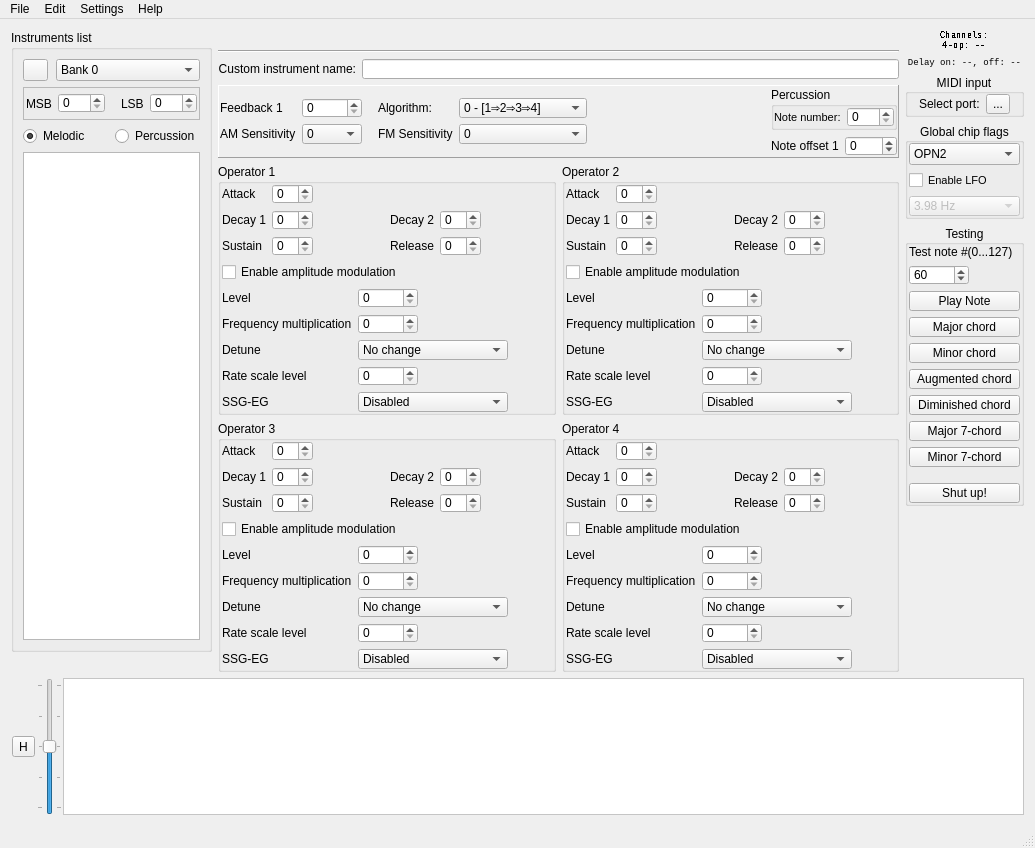
Wohlstand/OPN2BankEditor, file src/bank_editor.ui: the form before one commit.
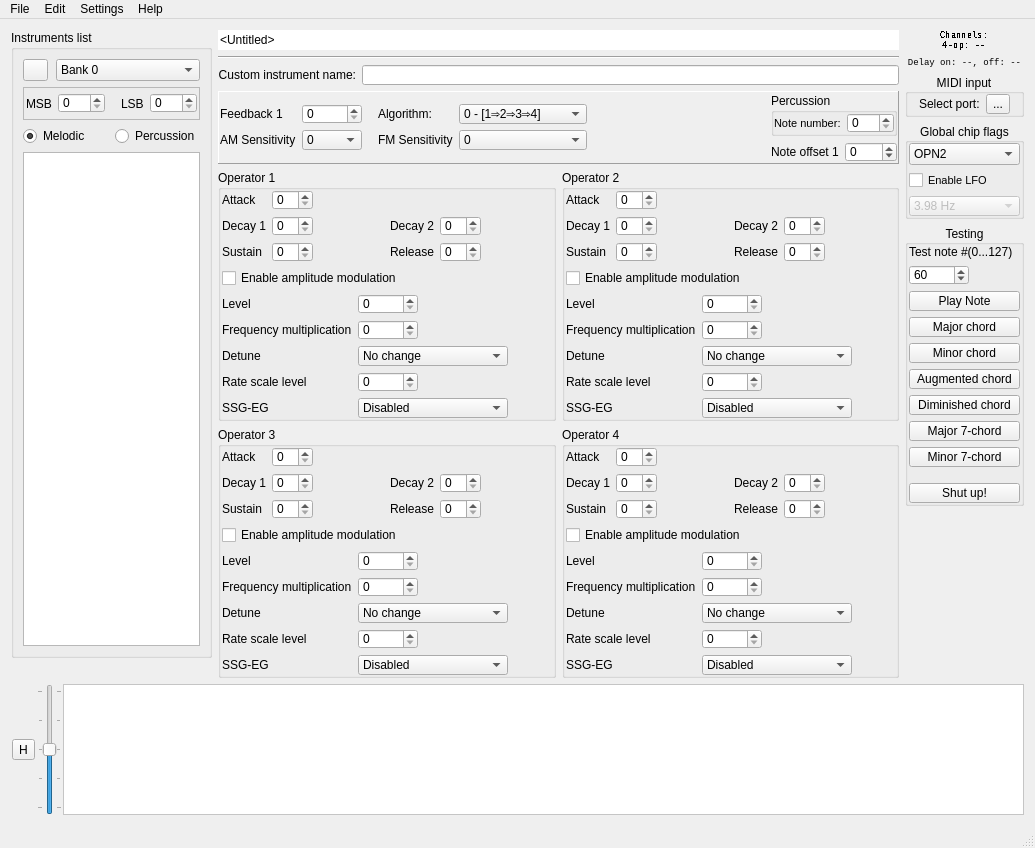
The form after the commit. Icons and pictures are not drawn. Custom widgets are drawn as their Qt base class.

Commit message: Replace label with line edit to show a full bank path

What changed in the file:
```diff
--- a/src/bank_editor.ui
+++ b/src/bank_editor.ui
@@ -2812,7 +2812,7 @@
               </widget>
              </item>
              <item row="1" column="0" colspan="2">
-              <widget class="QLabel" name="currentFile">
+              <widget class="QLineEdit" name="currentFile">
                <property name="sizePolicy">
                 <sizepolicy hsizetype="Preferred" vsizetype="Maximum">
                  <horstretch>0</horstretch>
@@ -2822,6 +2822,12 @@
                <property name="text">
                 <string>&lt;Untitled&gt;</string>
                </property>
+               <property name="frame">
+                <bool>false</bool>
+               </property>
+               <property name="readOnly">
+                <bool>true</bool>
+               </property>
               </widget>
              </item>
              <item row="2" column="0" colspan="2">
```
